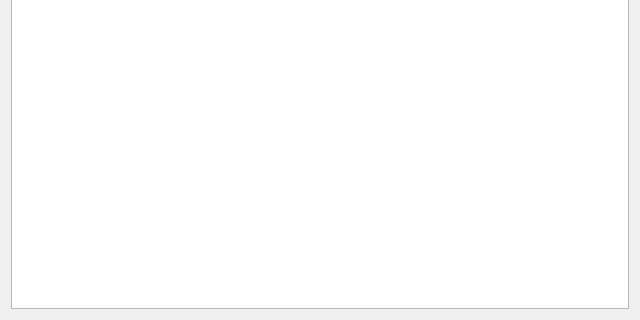
tuxta/myquerytutor, file expectedresult.ui: the form before one commit; both pictures show x 0 to 640 and y 160 to 480 of the 640 by 480 pixel window.
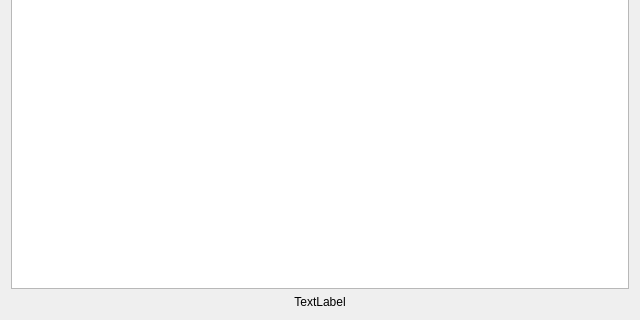
The form after the commit.

Commit message: Updated Query Result dialog to show a colored label for success or failure. Set up to show last query for a question -> yet to implement the data base call.

```diff
--- a/expectedresult.ui
+++ b/expectedresult.ui
@@ -15,6 +15,8 @@
   </property>
   <layout class="QGridLayout" name="gridLayout">
    <item row="0" column="0">
+    <layout class="QVBoxLayout" name="verticalLayout">
+     <item>
     <widget class="QTableWidget" name="resultTable">
      <property name="frameShadow">
       <enum>QFrame::Raised</enum>
@@ -29,6 +31,18 @@
       <bool>false</bool>
      </attribute>
     </widget>
+     </item>
+     <item>
+      <widget class="QLabel" name="label_correct">
+       <property name="text">
+        <string>TextLabel</string>
+       </property>
+       <property name="alignment">
+        <set>Qt::AlignCenter</set>
+       </property>
+      </widget>
+     </item>
+    </layout>
    </item>
   </layout>
  </widget>
```
Lines whose indentation alone changed are shown as unchanged. The commit also changes 4 other files.
